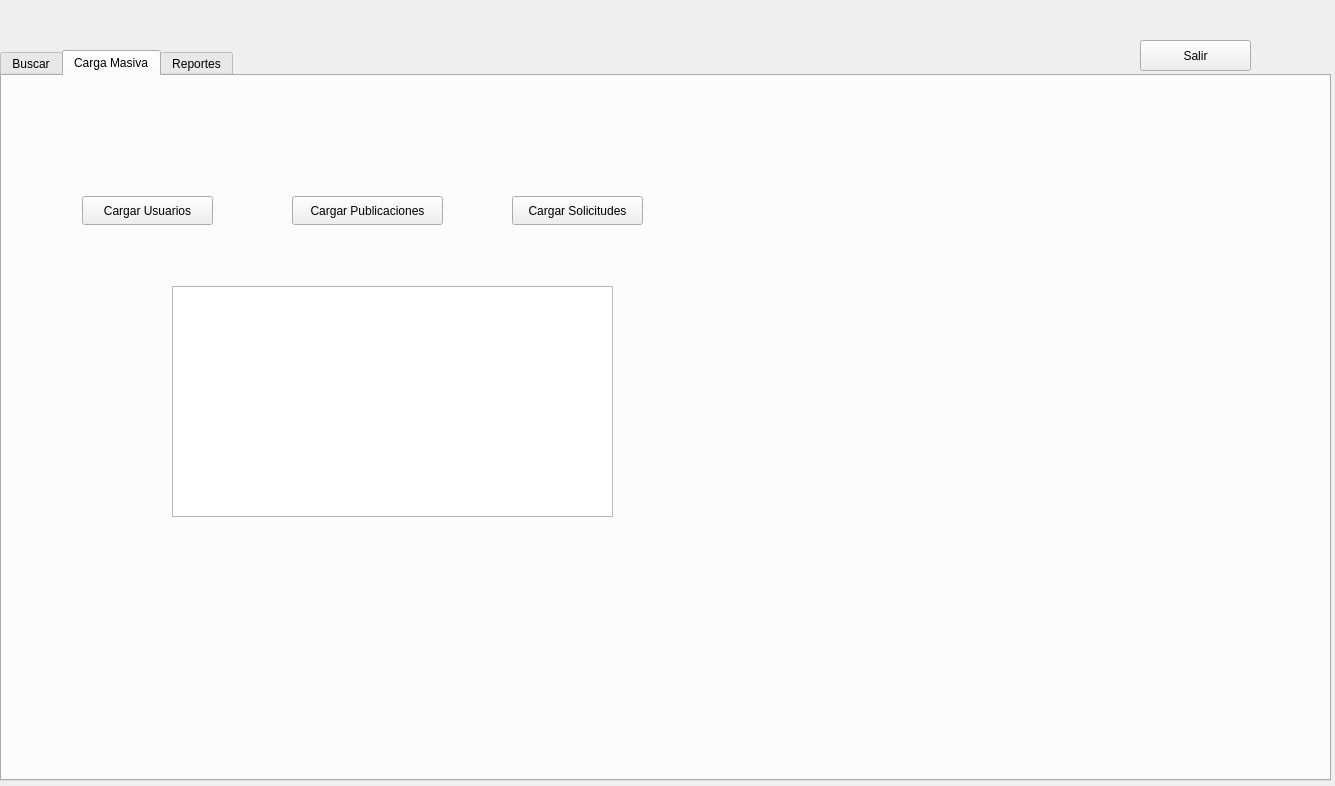
Above: Fase_2/formadmin.ui from Luu-Chan/-EDD-Proyecto_202001523 before the change. Below: the same form after it.
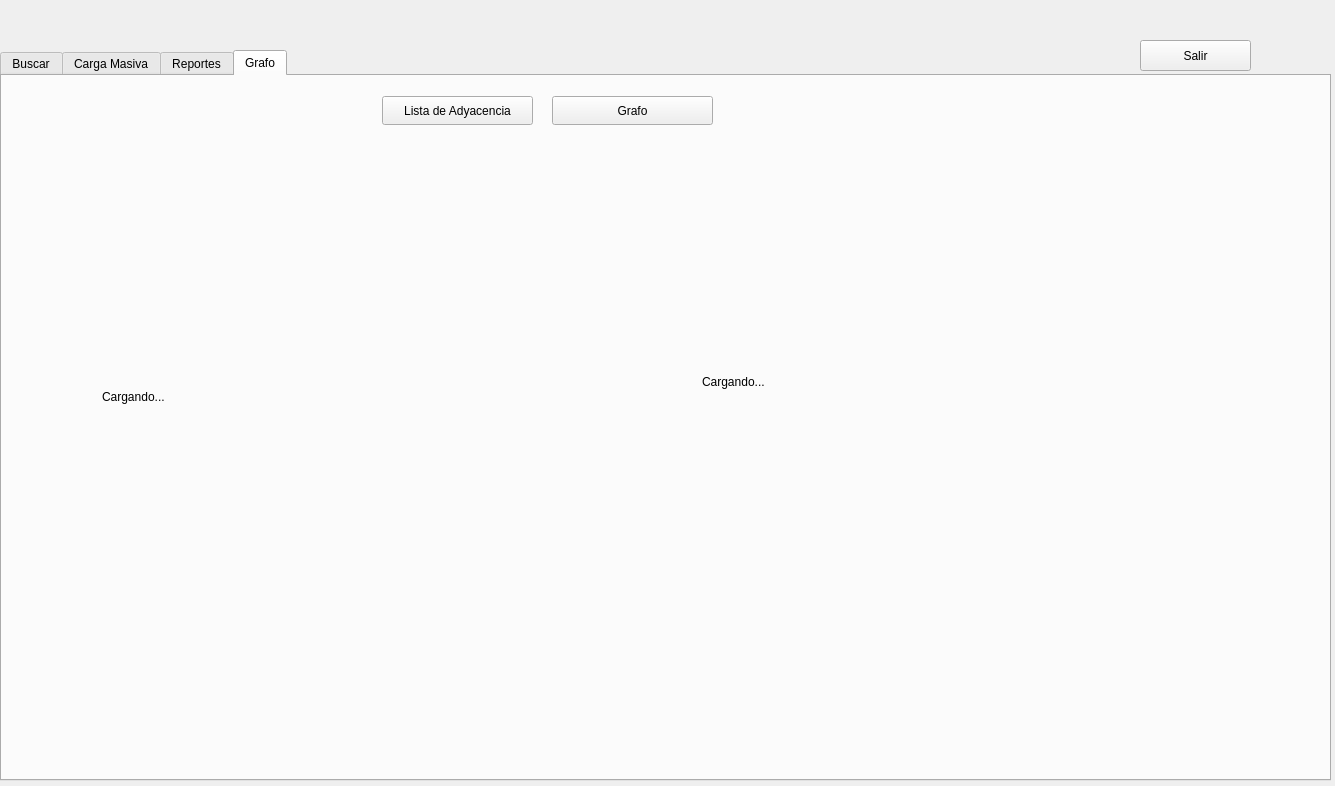
That is the form after the change.

```diff
--- a/Fase_2/formadmin.ui
+++ b/Fase_2/formadmin.ui
@@ -29,7 +29,7 @@
     </rect>
    </property>
    <property name="currentIndex">
-    <number>1</number>
+    <number>3</number>
    </property>
    <widget class="QWidget" name="tab">
     <attribute name="title">
@@ -272,6 +272,63 @@
      </property>
     </widget>
    </widget>
+   <widget class="QWidget" name="Graph">
+    <attribute name="title">
+     <string>Grafo</string>
+    </attribute>
+    <widget class="QLabel" name="label_ady">
+     <property name="geometry">
+      <rect>
+       <x>100</x>
+       <y>80</y>
+       <width>491</width>
+       <height>481</height>
+      </rect>
+     </property>
+     <property name="text">
+      <string>Cargando...</string>
+     </property>
+    </widget>
+    <widget class="QLabel" name="label_g">
+     <property name="geometry">
+      <rect>
+       <x>700</x>
+       <y>100</y>
+       <width>501</width>
+       <height>411</height>
+      </rect>
+     </property>
+     <property name="text">
+      <string>Cargando...</string>
+     </property>
+    </widget>
+    <widget class="QPushButton" name="pushButton_4">
+     <property name="geometry">
+      <rect>
+       <x>380</x>
+       <y>20</y>
+       <width>151</width>
+       <height>29</height>
+      </rect>
+     </property>
+     <property name="text">
+      <string>Lista de Adyacencia</string>
+     </property>
+    </widget>
+    <widget class="QPushButton" name="pushButton_6">
+     <property name="geometry">
+      <rect>
+       <x>550</x>
+       <y>20</y>
+       <width>161</width>
+       <height>29</height>
+      </rect>
+     </property>
+     <property name="text">
+      <string>Grafo</string>
+     </property>
+    </widget>
+   </widget>
   </widget>
   <widget class="QPushButton" name="salirAdmin">
    <property name="geometry">
```
